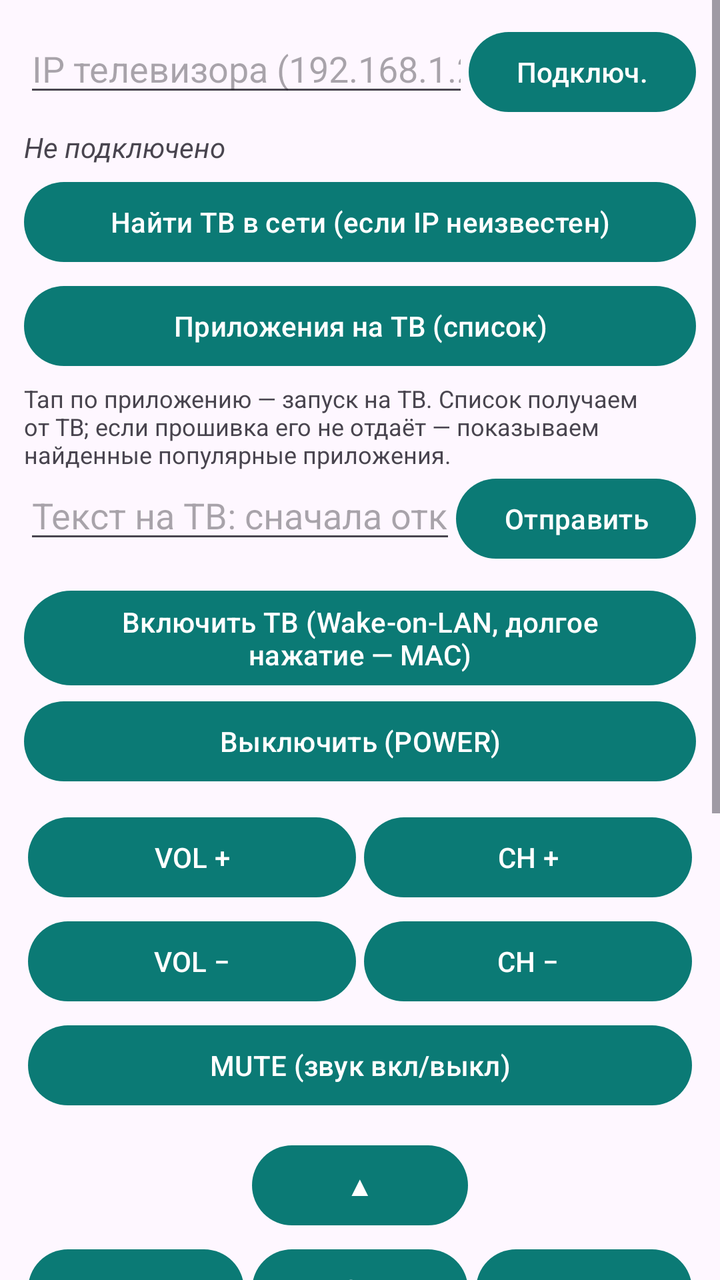
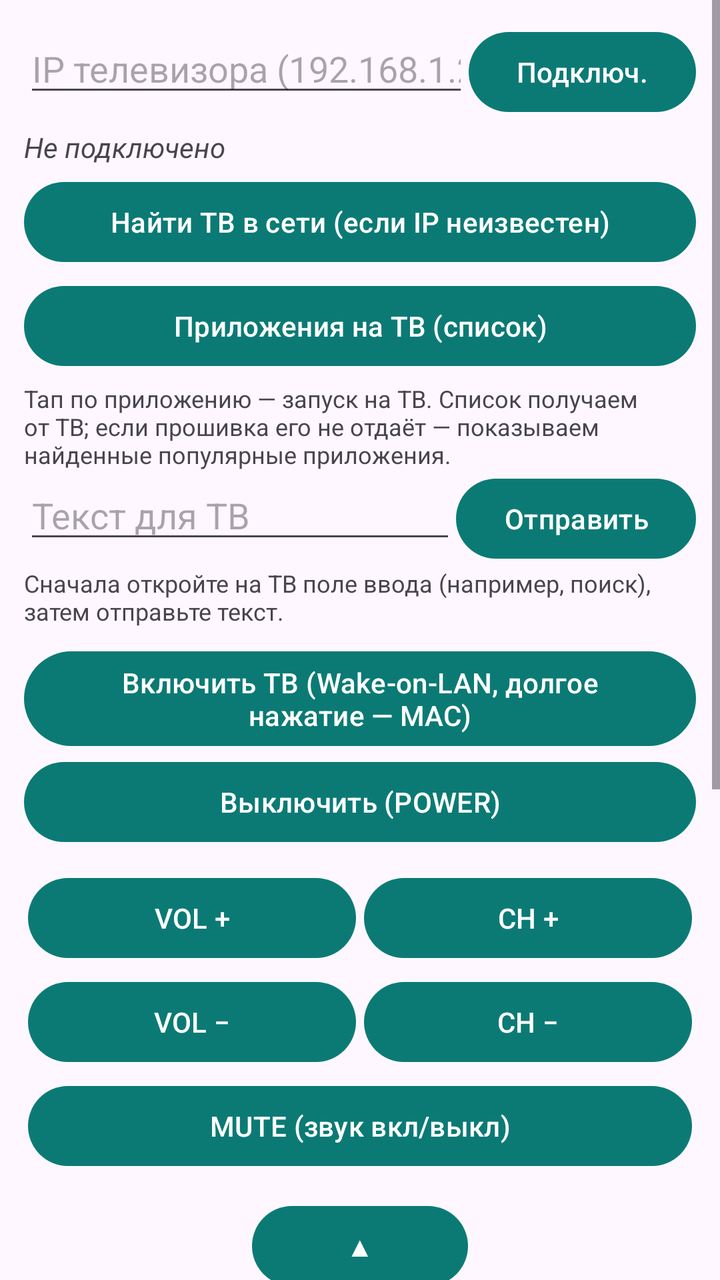

Before-and-after screenshots of an Android layout around one commit, followed by the original layout XML and the change that was made.
<!-- AndroidManifest.xml: application theme Theme.TizenPult -->
<!-- res/layout/activity_main.xml -->
<?xml version="1.0" encoding="utf-8"?>
<ScrollView xmlns:android="http://schemas.android.com/apk/res/android"
    android:layout_width="match_parent"
    android:layout_height="match_parent"
    android:fillViewport="true">

    <LinearLayout
        android:layout_width="match_parent"
        android:layout_height="wrap_content"
        android:orientation="vertical"
        android:padding="12dp">

        
        <LinearLayout
            android:layout_width="match_parent"
            android:layout_height="wrap_content"
            android:orientation="horizontal">

            <EditText
                android:id="@+id/ipInput"
                android:layout_width="0dp"
                android:layout_height="wrap_content"
                android:layout_weight="1"
                android:hint="IP телевизора (192.168.1.225)"
                android:inputType="text"
                android:maxLines="1" />

            <Button
                android:id="@+id/btnConnect"
                android:layout_width="wrap_content"
                android:layout_height="wrap_content"
                android:text="Подключ." />
        </LinearLayout>

        <TextView
            android:id="@+id/statusView"
            android:layout_width="match_parent"
            android:layout_height="wrap_content"
            android:paddingTop="4dp"
            android:paddingBottom="4dp"
            android:text="Не подключено"
            android:textStyle="italic" />

        <Button
            android:id="@+id/btnFind"
            android:layout_width="match_parent"
            android:layout_height="wrap_content"
            android:text="Найти ТВ в сети (если IP неизвестен)" />

        
        <Button
            android:id="@+id/btnApps"
            android:layout_width="match_parent"
            android:layout_height="wrap_content"
            android:layout_marginTop="4dp"
            android:text="Приложения на ТВ (список)" />

        <TextView
            android:layout_width="match_parent"
            android:layout_height="wrap_content"
            android:paddingTop="4dp"
            android:text="Тап по приложению — запуск на ТВ. Список получаем от ТВ; если прошивка его не отдаёт — показываем найденные популярные приложения."
            android:textSize="12sp" />

        
        <LinearLayout
            android:layout_width="match_parent"
            android:layout_height="wrap_content"
            android:orientation="horizontal">

            <EditText
                android:id="@+id/textInput"
                android:layout_width="0dp"
                android:layout_height="wrap_content"
                android:layout_weight="1"
                android:hint="Текст на ТВ: сначала откройте поиск/поле ввода на ТВ"
                android:inputType="text"
                android:maxLines="1" />

            <Button
                android:id="@+id/btnSendText"
                android:layout_width="wrap_content"
                android:layout_height="wrap_content"
                android:text="Отправить" />
        </LinearLayout>

        
        <Button
            android:id="@+id/btnPowerOn"
            android:layout_width="match_parent"
            android:layout_height="wrap_content"
            android:layout_marginTop="8dp"
            android:text="Включить ТВ (Wake-on-LAN, долгое нажатие — MAC)" />

        <Button
            android:layout_width="match_parent"
            android:layout_height="wrap_content"
            android:onClick="onKeyClick"
            android:tag="KEY_POWEROFF"
            android:text="Выключить (POWER)" />

        
        <TableLayout
            android:layout_width="match_parent"
            android:layout_height="wrap_content"
            android:layout_marginTop="8dp">

            <TableRow android:weightSum="2">
                <Button
                    android:layout_width="match_parent"
                    android:layout_height="wrap_content"
                    android:layout_weight="1"
                    android:layout_margin="2dp"
                    android:onClick="onKeyClick"
                    android:tag="KEY_VOLUP"
                    android:text="VOL +" />
                <Button
                    android:layout_width="match_parent"
                    android:layout_height="wrap_content"
                    android:layout_weight="1"
                    android:layout_margin="2dp"
                    android:onClick="onKeyClick"
                    android:tag="KEY_CHUP"
                    android:text="CH +" />
            </TableRow>

            <TableRow android:weightSum="2">
                <Button
                    android:layout_width="match_parent"
                    android:layout_height="wrap_content"
                    android:layout_weight="1"
                    android:layout_margin="2dp"
                    android:onClick="onKeyClick"
                    android:tag="KEY_VOLDOWN"
                    android:text="VOL −" />
                <Button
                    android:layout_width="match_parent"
                    android:layout_height="wrap_content"
                    android:layout_weight="1"
                    android:layout_margin="2dp"
                    android:onClick="onKeyClick"
                    android:tag="KEY_CHDOWN"
                    android:text="CH −" />
            </TableRow>
        </TableLayout>

        <Button
            android:layout_width="match_parent"
            android:layout_height="wrap_content"
            android:layout_margin="2dp"
            android:onClick="onKeyClick"
            android:tag="KEY_MUTE"
            android:text="MUTE (звук вкл/выкл)" />

        
        <TableLayout
            android:layout_width="match_parent"
            android:layout_height="wrap_content"
            android:layout_marginTop="8dp">

            <TableRow android:weightSum="3">
                <Space android:layout_weight="1" />
                <Button
                    android:layout_width="match_parent"
                    android:layout_height="wrap_content"
                    android:layout_weight="1"
                    android:layout_margin="2dp"
                    android:onClick="onKeyClick"
                    android:tag="KEY_UP"
                    android:text="▲" />
                <Space android:layout_weight="1" />
            </TableRow>

            <TableRow android:weightSum="3">
                <Button
                    android:layout_width="match_parent"
                    android:layout_height="wrap_content"
                    android:layout_weight="1"
                    android:layout_margin="2dp"
                    android:onClick="onKeyClick"
                    android:tag="KEY_LEFT"
                    android:text="◀" />
                <Button
                    android:layout_width="match_parent"
                    android:layout_height="wrap_content"
                    android:layout_weight="1"
                    android:layout_margin="2dp"
                    android:onClick="onKeyClick"
                    android:tag="KEY_ENTER"
                    android:text="OK" />
                <Button
                    android:layout_width="match_parent"
                    android:layout_height="wrap_content"
                    android:layout_weight="1"
                    android:layout_margin="2dp"
                    android:onClick="onKeyClick"
                    android:tag="KEY_RIGHT"
                    android:text="▶" />
            </TableRow>

            <TableRow android:weightSum="3">
                <Space android:layout_weight="1" />
                <Button
                    android:layout_width="match_parent"
                    android:layout_height="wrap_content"
                    android:layout_weight="1"
                    android:layout_margin="2dp"
                    android:onClick="onKeyClick"
                    android:tag="KEY_DOWN"
                    android:text="▼" />
                <Space android:layout_weight="1" />
            </TableRow>
        </TableLayout>

        
        <TableLayout
            android:layout_width="match_parent"
            android:layout_height="wrap_content"
            android:layout_marginTop="8dp">

            <TableRow android:weightSum="3">
                <Button
                    android:layout_width="match_parent"
                    android:layout_height="wrap_content"
                    android:layout_weight="1"
                    android:layout_margin="2dp"
                    android:onClick="onKeyClick"
                    android:tag="KEY_HOME"
                    android:text="HOME" />
                <Button
                    android:layout_width="match_parent"
                    android:layout_height="wrap_content"
                    android:layout_weight="1"
                    android:layout_margin="2dp"
                    android:onClick="onKeyClick"
                    android:tag="KEY_RETURN"
                    android:text="Назад" />
                <Button
                    android:layout_width="match_parent"
                    android:layout_height="wrap_content"
                    android:layout_weight="1"
                    android:layout_margin="2dp"
                    android:onClick="onKeyClick"
                    android:tag="KEY_EXIT"
                    android:text="Exit" />
            </TableRow>

            <TableRow android:weightSum="3">
                <Button
                    android:layout_width="match_parent"
                    android:layout_height="wrap_content"
                    android:layout_weight="1"
                    android:layout_margin="2dp"
                    android:onClick="onKeyClick"
                    android:tag="KEY_HDMI_1"
                    android:text="HDMI 1" />
                <Button
                    android:layout_width="match_parent"
                    android:layout_height="wrap_content"
                    android:layout_weight="1"
                    android:layout_margin="2dp"
                    android:onClick="onKeyClick"
                    android:tag="KEY_HDMI_2"
                    android:text="HDMI 2" />
                <Button
                    android:layout_width="match_parent"
                    android:layout_height="wrap_content"
                    android:layout_weight="1"
                    android:layout_margin="2dp"
                    android:onClick="onKeyClick"
                    android:tag="KEY_HDMI_3"
                    android:text="HDMI 3" />
            </TableRow>
        </TableLayout>

        <TextView
            android:layout_width="match_parent"
            android:layout_height="wrap_content"
            android:paddingTop="8dp"
            android:text="Первое подключение: ТВ покажет запрос — нажмите «Разрешить» на экране ТВ."
            android:textSize="12sp" />

        
        <Button
            android:id="@+id/btnLog"
            android:layout_width="match_parent"
            android:layout_height="wrap_content"
            android:layout_marginTop="4dp"
            android:text="Журнал связи с ТВ (лог)" />

        
        <Button
            android:id="@+id/btnUpdate"
            android:layout_width="match_parent"
            android:layout_height="wrap_content"
            android:layout_marginTop="4dp"
            android:text="Проверить обновления приложения" />

        <TextView
            android:id="@+id/versionView"
            android:layout_width="match_parent"
            android:layout_height="wrap_content"
            android:gravity="center"
            android:paddingTop="2dp"
            android:text="Версия 1.9"
            android:textSize="12sp" />

    </LinearLayout>
</ScrollView>
<!-- resources referenced by this layout -->
<resources>
  <style name="Theme.TizenPult" parent="Theme.Material3.DayNight">
          <item name="colorPrimary">@color/primary</item>
      </style>
  <color name="primary">#0B7A75</color>
</resources>

<!-- the commit's change to res/layout/activity_main.xml (unified diff, before → after) -->
@@ -73,7 +73,7 @@
                 android:layout_width="0dp"
                 android:layout_height="wrap_content"
                 android:layout_weight="1"
-                android:hint="Текст на ТВ: сначала откройте поиск/поле ввода на ТВ"
+                android:hint="Текст для ТВ"
                 android:inputType="text"
                 android:maxLines="1" />
 
@@ -84,6 +84,12 @@
                 android:text="Отправить" />
         </LinearLayout>
 
+        <TextView
+            android:layout_width="match_parent"
+            android:layout_height="wrap_content"
+            android:text="Сначала откройте на ТВ поле ввода (например, поиск), затем отправьте текст."
+            android:textSize="12sp" />
+
         
         <Button
             android:id="@+id/btnPowerOn"
@@ -302,7 +308,7 @@
             android:layout_height="wrap_content"
             android:gravity="center"
             android:paddingTop="2dp"
-            android:text="Версия 1.9"
+            android:text="Версия 2.0"
             android:textSize="12sp" />
 
     </LinearLayout>
